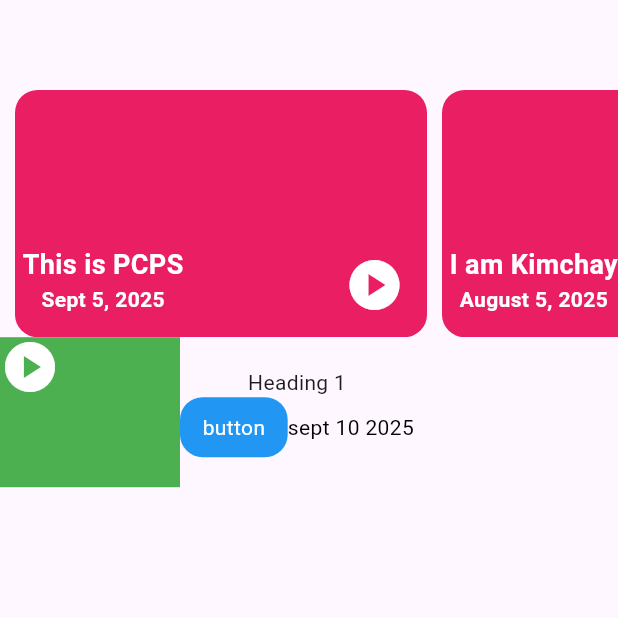
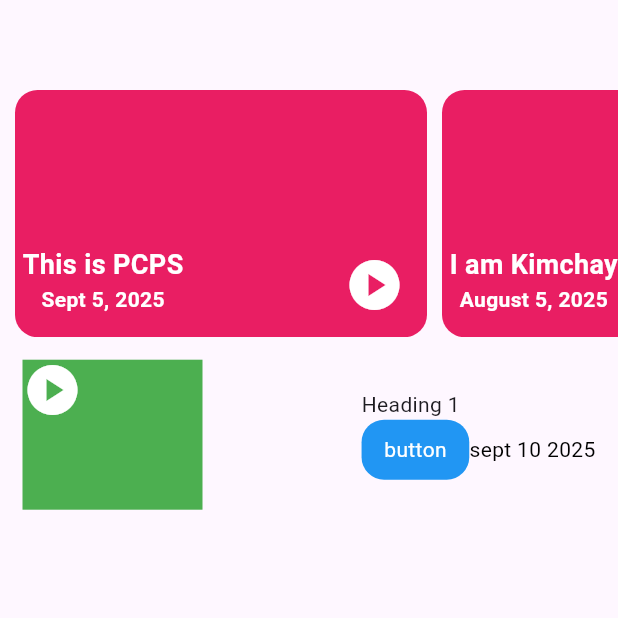
Before and after one commit to KiranBhandari70/season_sir_mobileapp, a Flutter app: the dashboard screen opened directly, on a phone screen of 412 x 824 dp, the top half of it. Run offline on Flutter 3.47's test engine with Material 3 defaults, Android fonts, the light colour scheme and no system bars; statements that could not run were skipped.

Commit message:
Remaining commit of dashboard design

```diff
--- a/lib/dashboard.dart
+++ b/lib/dashboard.dart
@@ -66,7 +66,10 @@ class _dashboardState extends State<dashboard> {
             child: Column(
               children: [
 
-                Row(
+                Padding(
+                  padding: const EdgeInsets.all(15.0),
+                  child: Row(
+                    mainAxisAlignment: MainAxisAlignment.spaceBetween,
                     children: [
                       Stack(
                         children: [
@@ -79,8 +82,10 @@ class _dashboardState extends State<dashboard> {
                         ],
                       ),
                       Column(
+                        crossAxisAlignment: CrossAxisAlignment.start,
+                        mainAxisAlignment: MainAxisAlignment.spaceBetween,
                         children: [
-                        Text("Heading 1"),
+                          Text("Heading 1", style: TextStyle(font)),
                           Row(
                             children: [
                               Container(
@@ -97,6 +102,7 @@ class _dashboardState extends State<dashboard> {
                         ],
                       )
                     ],
+                  ),
                 )
               ],
             ),
--- a/lib/main.dart
+++ b/lib/main.dart
@@ -1,5 +1,6 @@
 import 'package:flutter/material.dart';
 import 'Lab1.dart';
+import 'dashboard.dart';
 
 void main() {
   runApp(const MyApp());
@@ -18,7 +19,7 @@ class MyApp extends StatelessWidget {
         colorScheme: ColorScheme.fromSeed(seedColor: Colors.deepPurple),
         useMaterial3: true,
       ),
-      home:  Lab1(),
+      home:  dashboard(),
     );
   }
 }
```
Lines whose indentation alone changed are shown as unchanged.
